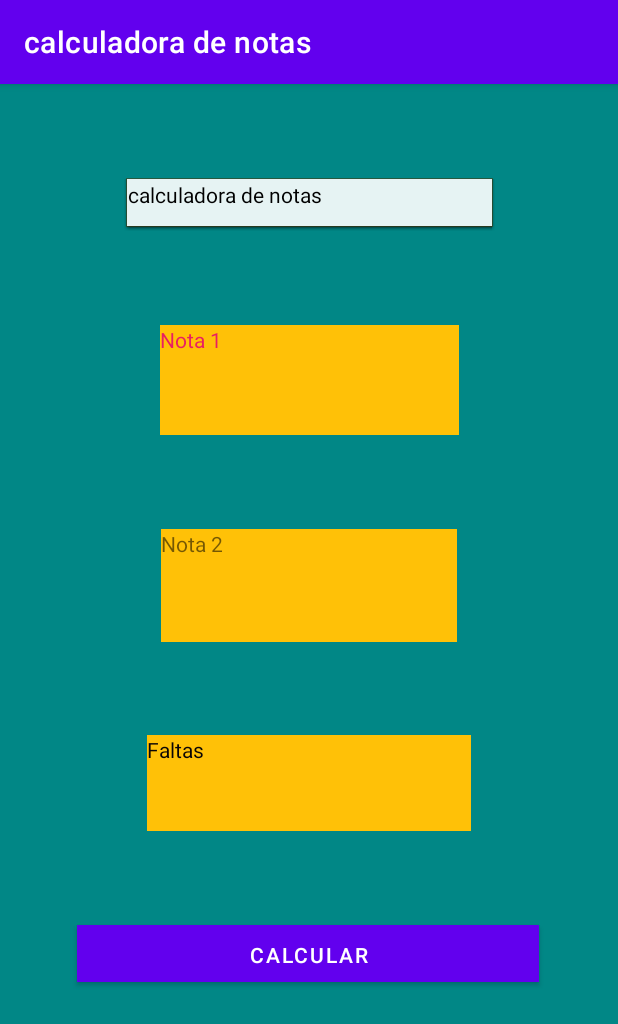
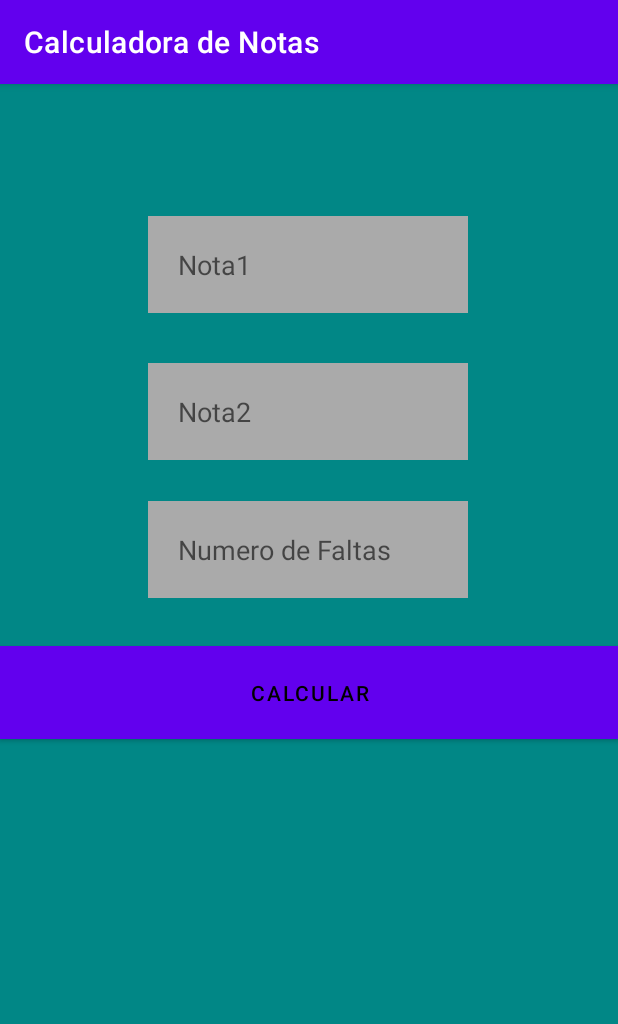
Before and after one commit to cezar-gh/Bootcamp---Santander-Mobile-Developer---CalculadoraDeNotas, an Android app: the screen it shows after launch (MainActivity), on a phone screen of 412 x 824 dp. Shown: the top 1024 px of the screen. Run offline under Robolectric (Android 15) with nearby library versions, the phone set to English and light mode, and no system bars.

Commit message:
Complementando Activity_main e MainActivity

```diff
--- a/app/build.gradle
+++ b/app/build.gradle
@@ -1,6 +1,7 @@
 plugins {
     id 'com.android.application'
     id 'kotlin-android'
+    id 'kotlin-android-extensions'
 }
 
 android {
--- a/app/src/main/java/com/example/calculadoradenotas/MainActivity.kt
+++ b/app/src/main/java/com/example/calculadoradenotas/MainActivity.kt
@@ -1,13 +1,34 @@
 package com.example.calculadoradenotas
 
+import android.graphics.Color
 import androidx.appcompat.app.AppCompatActivity
 import android.os.Bundle
+import android.widget.Button
+import android.widget.TextView
+import kotlinx.android.synthetic.main.activity_main.*
 
 class MainActivity : AppCompatActivity() {
+
     override fun onCreate(savedInstanceState: Bundle?) {
         super.onCreate(savedInstanceState)
         setContentView(R.layout.activity_main)
 
-        val btCalcular = calcular
+        val btCalcular : Button = calcular
+        val resultado : TextView = resultado
+
+        btCalcular.setOnClickListener {
+            val nota1 = Integer.parseInt(nota1.text.toString())
+            val nota2 = Integer.parseInt(nota2.text.toString())
+            val media = (nota1 + nota2) / 2
+            val faltas = Integer.parseInt(faltas.text.toString())
+
+            if (media >= 6 && faltas <= 10) {
+                resultado.setText("Aluno foi Aprovado" + "\n" + "Nota Final:" + media + "\n" + "Faltas: " + faltas)
+                resultado.setTextColor(Color.GREEN)
+            } else {
+                resultado.setText("Aluno foi Reprovado" + "\n" + "Nota Final:" + media + "\n" + "Faltas: " + faltas)
+                resultado.setTextColor(Color.RED)
+            }
+        }
     }
 }
--- a/app/src/main/res/layout/activity_main.xml
+++ b/app/src/main/res/layout/activity_main.xml
@@ -2,100 +2,85 @@
 <androidx.constraintlayout.widget.ConstraintLayout xmlns:android="http://schemas.android.com/apk/res/android"
     xmlns:app="http://schemas.android.com/apk/res-auto"
     xmlns:tools="http://schemas.android.com/tools"
+    android:id="@+id/nota"
     android:layout_width="match_parent"
     android:layout_height="match_parent"
     android:background="@color/teal_700"
     tools:context=".MainActivity">
 
+    <EditText
+        android:id="@+id/nota1"
+        android:layout_width="wrap_content"
+        android:layout_height="wrap_content"
+        android:background="@android:color/darker_gray"
+        android:layout_marginTop="88dp"
+        android:ems="10"
+        android:hint="@string/nota1"
+        android:inputType="textPersonName"
+        android:padding="20dp"
+        app:layout_constraintEnd_toEndOf="parent"
+        app:layout_constraintHorizontal_bias="0.497"
+        app:layout_constraintStart_toStartOf="parent"
+        app:layout_constraintTop_toTopOf="parent"/>
+
+    <EditText
+        android:id="@+id/nota2"
+        android:layout_width="wrap_content"
+        android:layout_height="wrap_content"
+        android:background="@android:color/darker_gray"
+        android:ems="10"
+        android:hint="@string/nota2"
+        android:inputType="textPersonName"
+        android:padding="20dp"
+        app:layout_constraintEnd_toEndOf="parent"
+        app:layout_constraintHorizontal_bias="0.497"
+        app:layout_constraintStart_toStartOf="parent"
+        app:layout_constraintTop_toBottomOf="@+id/nota1"
+        app:layout_constraintVertical_bias="0.061"
+        app:layout_constraintBottom_toBottomOf="parent"/>
+
+    <EditText
+        android:id="@+id/faltas"
+        android:layout_width="wrap_content"
+        android:layout_height="wrap_content"
+        android:background="@android:color/darker_gray"
+        android:ems="10"
+        android:hint="@string/numero_de_faltas"
+        android:inputType="textPersonName"
+        android:padding="20dp"
+        app:layout_constraintEnd_toEndOf="parent"
+        app:layout_constraintHorizontal_bias="0.497"
+        app:layout_constraintStart_toStartOf="parent"
+        app:layout_constraintTop_toBottomOf="@+id/nota2"
+        app:layout_constraintVertical_bias="0.060000002"
+        app:layout_constraintBottom_toBottomOf="parent"/>
+
     <Button
-        android:id="@+id/button2"
-        android:layout_width="308dp"
-        android:layout_height="38dp"
-        android:layout_marginTop="30dp"
-        android:background="@color/black"
+        android:id="@+id/calcular"
+        android:layout_width="match_parent"
+        android:layout_height="wrap_content"
+        android:layout_marginTop="32dp"
+        android:background="@android:color/darker_gray"
+        android:backgroundTint="?attr/colorButtonNormal"
+        android:padding="15dp"
         android:text="@string/calcular"
-        android:textColor="@color/white"
-        android:textColorHighlight="#FFFFFF"
-        android:visibility="visible"
-        app:layout_constraintBottom_toTopOf="@+id/textView"
+        android:textColor="@color/black"
         app:layout_constraintEnd_toEndOf="parent"
-        app:layout_constraintHorizontal_bias="0.495"
+        app:layout_constraintHorizontal_bias="0.0"
         app:layout_constraintStart_toStartOf="parent"
-        app:layout_constraintTop_toBottomOf="@+id/textView4" />
+        app:layout_constraintTop_toBottomOf="@+id/faltas" />
 
     <TextView
-        android:id="@+id/textView3"
-        android:layout_width="197dp"
-        android:layout_height="75dp"
-        android:layout_marginTop="30dp"
-        android:background="#FFC107"
-        android:text="@string/nota_2"
-        android:textColorHint="#0E0606"
-        android:visibility="visible"
-        app:layout_constraintBottom_toTopOf="@+id/textView4"
-        app:layout_constraintEnd_toEndOf="parent"
-        app:layout_constraintHorizontal_bias="0.5"
-        app:layout_constraintStart_toStartOf="parent"
-        app:layout_constraintTop_toBottomOf="@+id/textView2" />
-
-    <TextView
-        android:id="@+id/textView4"
-        android:layout_width="216dp"
-        android:layout_height="64dp"
-        android:layout_marginTop="30dp"
-        android:background="#FFC107"
-        android:text="@string/faltas"
-        android:textColor="#0B0606"
-        android:visibility="visible"
-        app:layout_constraintBottom_toTopOf="@+id/button2"
-        app:layout_constraintEnd_toEndOf="parent"
-        app:layout_constraintHorizontal_bias="0.5"
-        app:layout_constraintStart_toStartOf="parent"
-        app:layout_constraintTop_toBottomOf="@+id/textView3" />
-
-    <TextView
-        android:id="@+id/textView2"
-        android:layout_width="199dp"
-        android:layout_height="73dp"
-        android:layout_marginTop="30dp"
-        android:background="#FFC107"
-        android:foregroundGravity="center"
-        android:text="@string/nota_1"
-        android:textColor="#E91E63"
-        android:textColorHint="#100707"
-        android:visibility="visible"
-        app:layout_constraintBottom_toTopOf="@+id/textView3"
-        app:layout_constraintEnd_toEndOf="parent"
-        app:layout_constraintStart_toStartOf="parent"
-        app:layout_constraintTop_toBottomOf="@+id/textView5" />
-
-    <TextView
-        android:id="@+id/textView5"
-        android:layout_width="247dp"
-        android:layout_height="35dp"
-        android:layout_marginTop="30dp"
-        android:background="@android:drawable/editbox_dropdown_light_frame"
-        android:foregroundGravity="center_horizontal"
-        android:text="@string/app_name"
-        android:textColor="@color/black"
-        app:layout_constraintBottom_toTopOf="@+id/textView2"
-        app:layout_constraintEnd_toEndOf="parent"
-        app:layout_constraintHorizontal_bias="0.5"
-        app:layout_constraintStart_toStartOf="parent"
-        app:layout_constraintTop_toTopOf="parent" />
-
-    <TextView
-        android:id="@+id/textView"
-        android:layout_width="243dp"
-        android:layout_height="88dp"
-        android:layout_marginBottom="16dp"
+        android:id="@+id/resultado"
+        android:layout_width="wrap_content"
+        android:layout_height="wrap_content"
         android:gravity="center"
         android:textSize="24sp"
         app:layout_constraintBottom_toBottomOf="parent"
         app:layout_constraintEnd_toEndOf="parent"
-        app:layout_constraintHorizontal_bias="0.5"
+        app:layout_constraintHorizontal_bias="0.498"
         app:layout_constraintStart_toStartOf="parent"
-        app:layout_constraintTop_toBottomOf="@+id/button2"
-        app:layout_constraintVertical_bias="1.0" />
+        app:layout_constraintTop_toBottomOf="@+id/calcular"
+        app:layout_constraintVertical_bias="0.445" />
 
 </androidx.constraintlayout.widget.ConstraintLayout>
--- a/app/src/main/res/values/strings.xml
+++ b/app/src/main/res/values/strings.xml
@@ -1,8 +1,8 @@
 <resources>
-    <string name="app_name">calculadora de notas</string>
-    <string name="nota_1">Nota 1</string>
-    <string name="nota_1">Nota 1</string>
-    <string name="nota_2">Nota 2</string>
+    <string name="app_name">Calculadora de Notas</string>
     <string name="faltas">Faltas</string>
     <string name="calcular">Calcular</string>
+    <string name="numero_de_faltas">Numero de Faltas</string>
+    <string name="nota1">Nota1</string>
+    <string name="nota2">Nota2</string>
 </resources>
--- a/build.gradle
+++ b/build.gradle
@@ -9,7 +9,7 @@ buildscript {
         jcenter()
     }
     dependencies {
-        classpath "com.android.tools.build:gradle:4.1.2"
+        classpath 'com.android.tools.build:gradle:4.1.3'
         classpath "org.jetbrains.kotlin:kotlin-gradle-plugin:$kotlin_version"
 
         // NOTE: Do not place your application dependencies here; they belong
```
